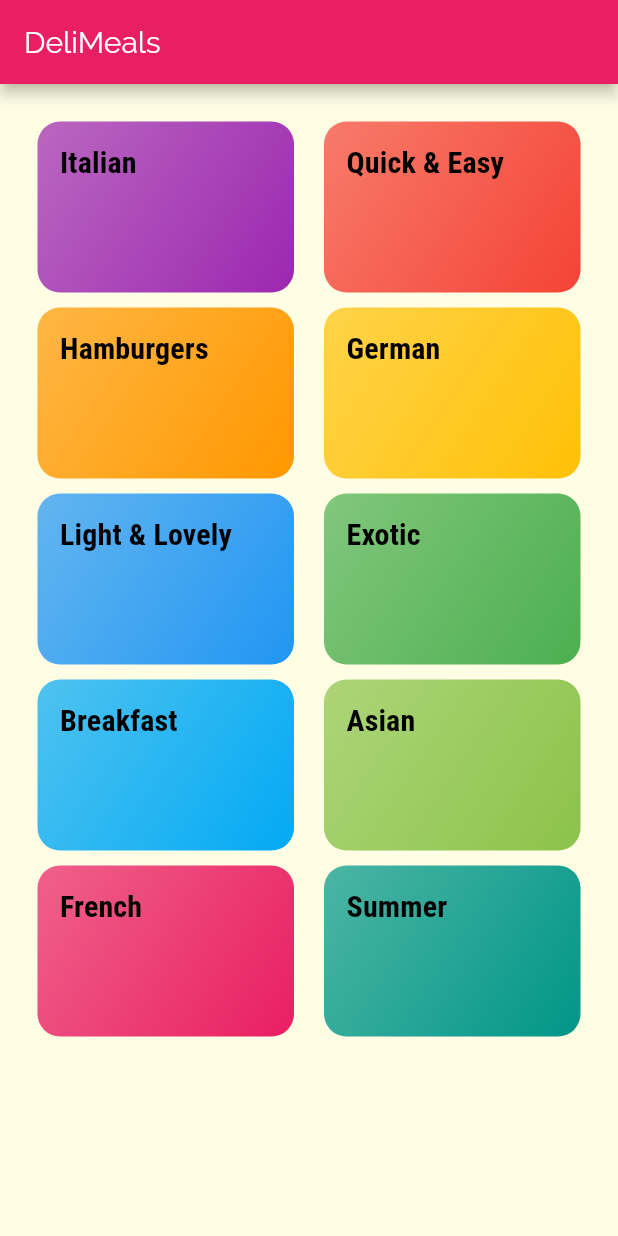
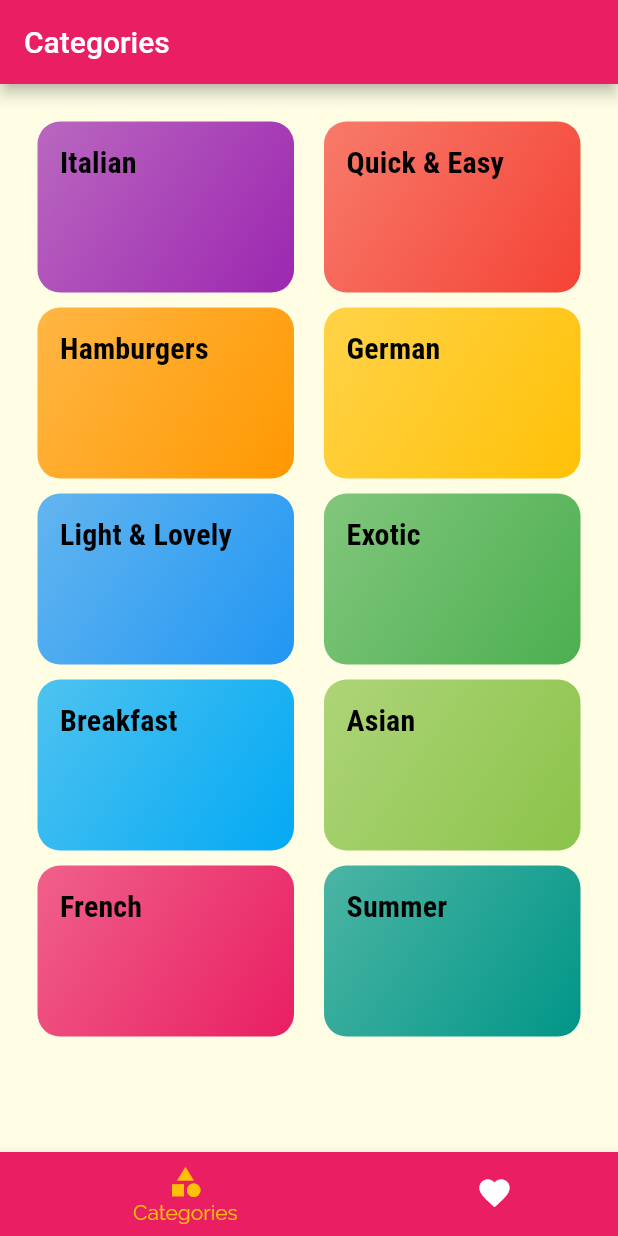
Before and after one commit to iliyasifa/meals_app, a Flutter app: the screen it shows after launch, on a phone screen of 412 x 824 dp. Run offline on Flutter 3.47's test engine with Material 2 defaults, Android fonts, the phone set to English and light mode, and no system bars.

Commit message:
commit on 'master'

```diff
--- a/lib/main.dart
+++ b/lib/main.dart
@@ -1,7 +1,8 @@
 import 'package:flutter/material.dart';
-import '../screens/meal_detail_screen.dart';
-import '../screens/categories_screen.dart';
-import '../screens/category_meals_screen.dart';
+import './screens/tab_screens.dart';
+import './screens/meal_detail_screen.dart';
+import './screens/categories_screen.dart';
+import './screens/category_meals_screen.dart';
 
 void main() {
   runApp(const MyApp());
@@ -44,7 +45,7 @@ class MyApp extends StatelessWidget {
       // home: const CatagoriesScreen(),
       initialRoute: '/', //default is '/'
       routes: {
-        '/': (ctx) => const CategoriesScreen(),
+        '/': (ctx) => const TabsScreen(),
         CategoryMealsScreen.routeName: (context) => const CategoryMealsScreen(),
         MealDetailScreen.routeName: (context) => const MealDetailScreen(),
       },
--- a/lib/screens/categories_screen.dart
+++ b/lib/screens/categories_screen.dart
@@ -8,14 +8,7 @@ class CategoriesScreen extends StatelessWidget {
 
   @override
   Widget build(BuildContext context) {
-    return Scaffold(
-      appBar: AppBar(
-        title: Text(
-          'DeliMeals',
-          style: Theme.of(context).textTheme.titleMedium,
-        ),
-      ),
-      body: GridView(
+    return GridView(
       padding: const EdgeInsets.all(25),
       children: dummyCategories
           .map(
@@ -32,7 +25,6 @@ class CategoriesScreen extends StatelessWidget {
         crossAxisSpacing: 20,
         mainAxisSpacing: 10,
       ),
-      ),
     );
   }
 }
--- /dev/null
+++ b/lib/screens/favorites_screen.dart
@@ -0,0 +1,12 @@
+import 'package:flutter/material.dart';
+
+class FavoritesScreen extends StatelessWidget {
+  const FavoritesScreen({Key? key}) : super(key: key);
+
+  @override
+  Widget build(BuildContext context) {
+    return const Center(
+      child: Text('The Favorites'),
+    );
+  }
+}
--- /dev/null
+++ b/lib/screens/tab_screens.dart
@@ -0,0 +1,63 @@
+import 'package:flutter/material.dart';
+import './categories_screen.dart';
+import './favorites_screen.dart';
+
+class TabsScreen extends StatefulWidget {
+  const TabsScreen({Key? key}) : super(key: key);
+
+  @override
+  State<TabsScreen> createState() => _TabsScreenState();
+}
+
+class _TabsScreenState extends State<TabsScreen> {
+  final List<Map<String, Object>> _pages = [
+    {
+      'page': const CategoriesScreen(),
+      'title': 'Categories',
+    },
+    {
+      'page': const FavoritesScreen(),
+      'title': 'Favorite',
+    },
+  ];
+
+  int _selectedPageIndex = 0;
+
+  void _selectPage(int index) {
+    setState(() {
+      _selectedPageIndex = index;
+    });
+  }
+
+  @override
+  Widget build(BuildContext context) {
+    return Scaffold(
+      appBar: AppBar(
+        title: Text(
+          _pages[_selectedPageIndex]['title'] as String,
+        ),
+      ),
+      body: _pages[_selectedPageIndex]['page'] as Widget,
+      bottomNavigationBar: BottomNavigationBar(
+        onTap: _selectPage,
+        backgroundColor: Theme.of(context).primaryColor,
+        unselectedItemColor: Colors.white,
+        selectedItemColor: Theme.of(context).colorScheme.secondary,
+        currentIndex: _selectedPageIndex,
+        type: BottomNavigationBarType.shifting,
+        items: const [
+          BottomNavigationBarItem(
+            backgroundColor: Colors.pink,
+            icon: Icon(Icons.category),
+            label: 'Categories',
+          ),
+          BottomNavigationBarItem(
+            backgroundColor: Colors.pink,
+            icon: Icon(Icons.favorite),
+            label: 'favorite',
+          ),
+        ],
+      ),
+    );
+  }
+}
```
Lines whose indentation alone changed are shown as unchanged.
